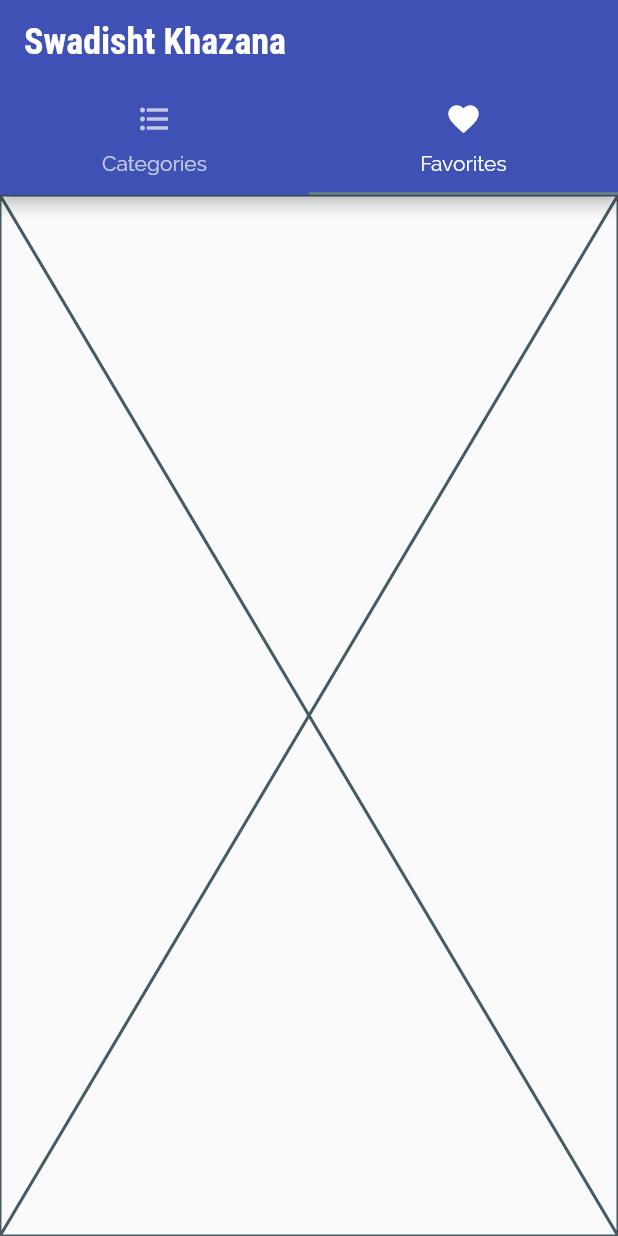
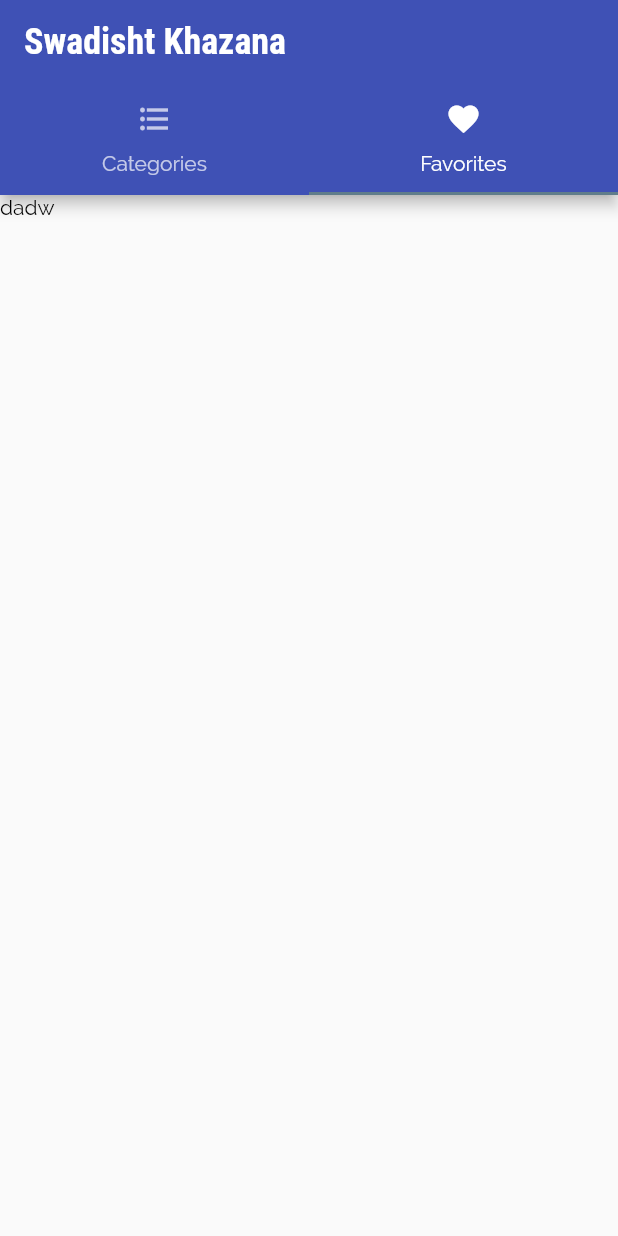
Before and after one commit to Dante291/Meal_app, a Flutter app: the screen it shows after launch, tab 2 chosen, on a phone screen of 412 x 824 dp. Run offline on Flutter 3.47's test engine with Material 2 defaults, Android fonts, the phone set to English and light mode, and no system bars; our stand-ins replace sliding_up_panel.

Commit message:
fav meals screen

```diff
--- a/lib/category_meals_screen.dart
+++ b/lib/category_meals_screen.dart
@@ -16,6 +16,7 @@ class CategoryMealScreen extends StatelessWidget {
       return pew.categories.contains(categoryID);
     }).toList();
     return Scaffold(
+      backgroundColor: const Color.fromARGB(255, 50, 50, 50),
       appBar: AppBar(
         title: Text(categoryTitle),
         backgroundColor: categoryColor,
--- a/lib/category_screen.dart
+++ b/lib/category_screen.dart
@@ -9,7 +9,7 @@ class Category_screen extends StatelessWidget {
   @override
   Widget build(BuildContext context) {
     return Scaffold(
-      backgroundColor: const Color.fromARGB(255, 50, 50, 50),
+      backgroundColor: Color.fromARGB(255, 151, 150, 150),
       body: GridView(
           physics: const BouncingScrollPhysics()
               .applyTo(const AlwaysScrollableScrollPhysics()),
--- a/lib/fav_meal_screen.dart
+++ b/lib/fav_meal_screen.dart
@@ -5,6 +5,6 @@ class fav_meal extends StatelessWidget {
 
   @override
   Widget build(BuildContext context) {
-    return const Placeholder();
+    return Text("dadw");
   }
 }
--- a/lib/main.dart
+++ b/lib/main.dart
@@ -16,7 +16,6 @@ class MainApp extends StatelessWidget {
     return MaterialApp(
       debugShowCheckedModeBanner: false,
       theme: ThemeData(
-          primarySwatch: Colors.indigo,
           colorScheme: ColorScheme.fromSwatch()
               .copyWith(primary: Colors.indigo, secondary: Colors.blueGrey),
           fontFamily: 'Raleway',
--- a/lib/meal_detail_screen.dart
+++ b/lib/meal_detail_screen.dart
@@ -25,6 +25,7 @@ class _MealDetailScreenState extends State<MealDetailScreen> {
         DUMMY_MEALS.firstWhere((element) => element.id == mealId);
     return Scaffold(
       body: SlidingUpPanel(
+        color: const Color.fromARGB(255, 50, 50, 50),
         maxHeight: MediaQuery.of(context).size.height * 0.62,
         minHeight: MediaQuery.of(context).size.height * 0.40,
         borderRadius: const BorderRadius.only(
```
Also changed, not shown: lib/panel.dart (+12 -4 lines).
